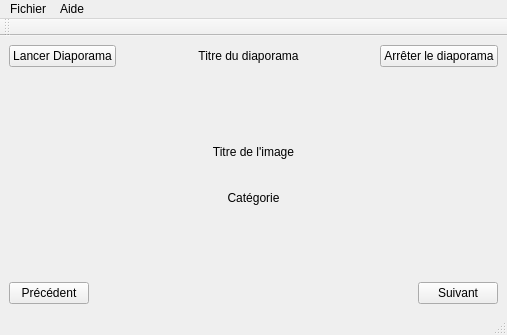
Before: the Qt Designer form V7_MVP_lecteurDiaporama/Fichiers de code/lecteurvue.ui in FranzouGame/SAE1.01-LecteurDiaporama, drawn with Qt 5.
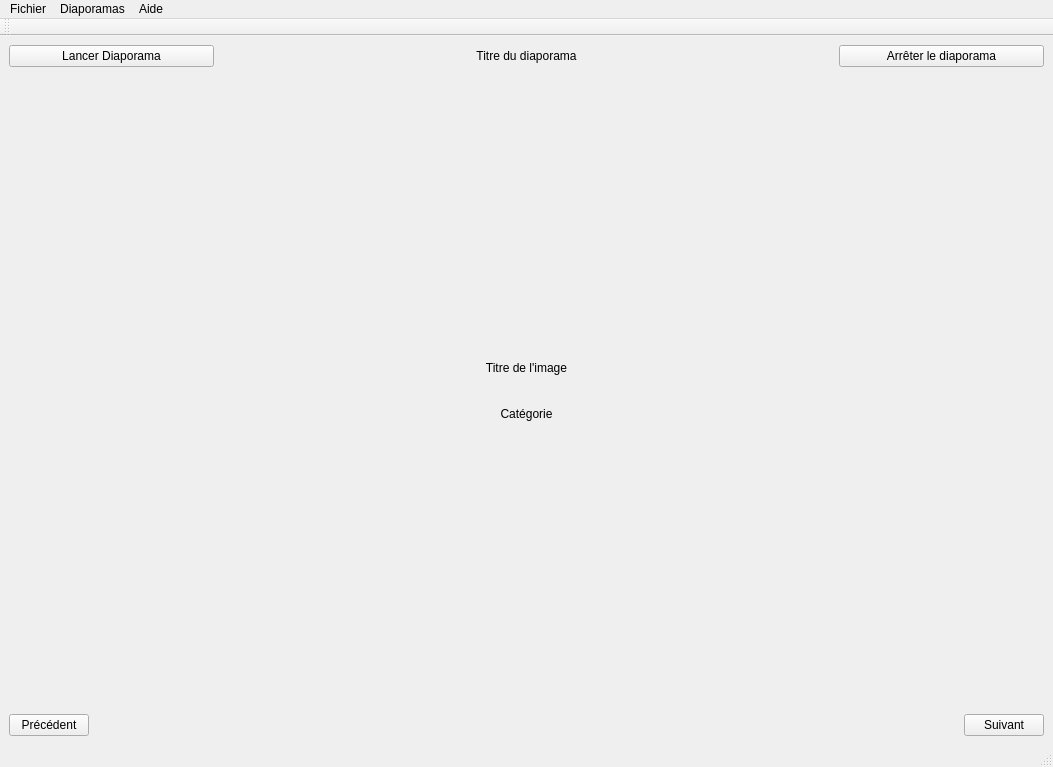
After: the same form once the commit is applied.

The edit to the form file:
```diff
--- a/V7_MVP_lecteurDiaporama/Fichiers de code/lecteurvue.ui
+++ b/V7_MVP_lecteurDiaporama/Fichiers de code/lecteurvue.ui
@@ -6,8 +6,8 @@
    <rect>
     <x>0</x>
     <y>0</y>
-    <width>507</width>
-    <height>335</height>
+    <width>1053</width>
+    <height>767</height>
    </rect>
   </property>
   <property name="windowTitle">
@@ -208,7 +208,7 @@
     <rect>
      <x>0</x>
      <y>0</y>
-     <width>507</width>
+     <width>1053</width>
      <height>21</height>
     </rect>
    </property>
@@ -241,7 +241,17 @@
     </property>
     <addaction name="actionA_propos_de"/>
    </widget>
+   <widget class="QMenu" name="menuDiaporamas">
+    <property name="title">
+     <string>Diaporamas</string>
+    </property>
+    <addaction name="actionCreerDiaporama"/>
+    <addaction name="actionCharger_Diaporama"/>
+    <addaction name="actionEnleverDiaporama"/>
+    <addaction name="actionChangerVitesseDefilement"/>
+   </widget>
    <addaction name="menuFichier"/>
+   <addaction name="menuDiaporamas"/>
    <addaction name="menuAide"/>
   </widget>
   <widget class="QStatusBar" name="statusBar"/>
```
Left out of the diff: 8 changed lines with no effect on the pictures.
